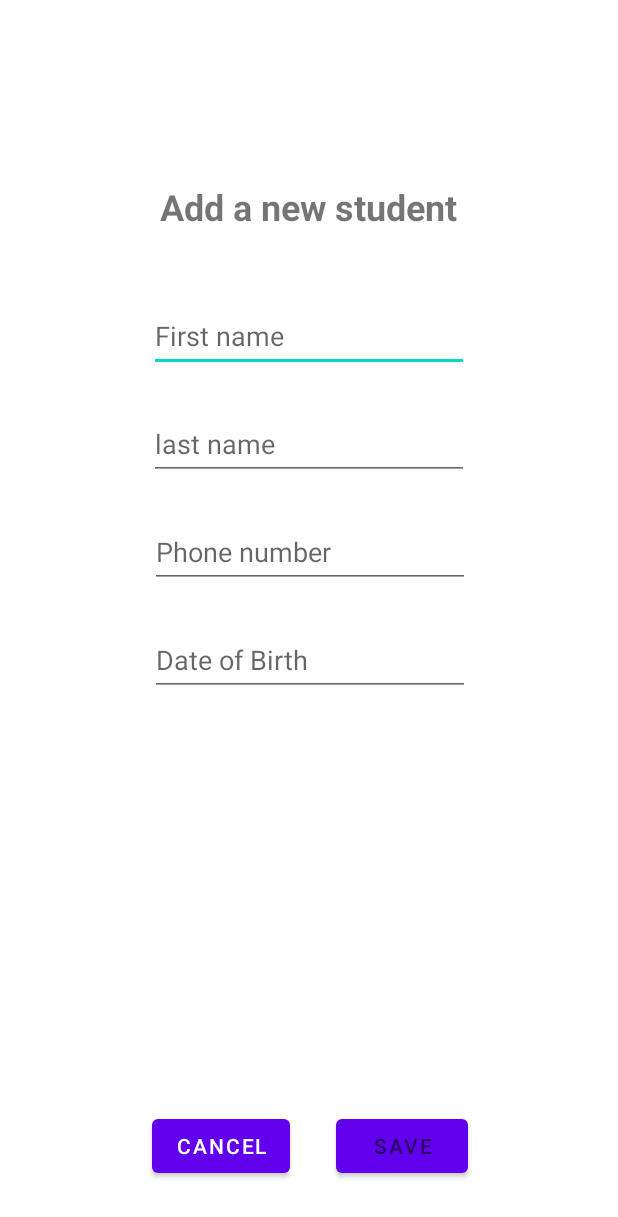
After one commit to WesselBruijnes/StudentTracker, an Android app: the AddStudentActivity screen opened directly, with no data from a screen before it, on a phone screen of 412 x 824 dp. The commit adds this screen. Shown: the top 1217 px of the screen. Run offline under Robolectric (Android 15) with nearby library versions, the phone set to English and light mode, and no system bars.

Commit message:
Add student activity

```diff
--- a/app/src/main/AndroidManifest.xml
+++ b/app/src/main/AndroidManifest.xml
@@ -11,6 +11,10 @@
         android:roundIcon="@mipmap/ic_launcher_round"
         android:supportsRtl="true"
         android:theme="@style/Theme.StudentTracker.NoActionBar">
+        <activity
+            android:name=".AddStudentActivity"
+            android:windowSoftInputMode="adjustPan"
+            android:exported="true" />
         <activity
             android:name=".StudentActivity"
             android:exported="true" />
--- /dev/null
+++ b/app/src/main/java/com/bruijnes/studenttracker/AddStudentActivity.java
@@ -0,0 +1,60 @@
+package com.bruijnes.studenttracker;
+
+import static android.content.ContentValues.TAG;
+
+import android.os.Bundle;
+import android.util.Log;
+import android.widget.EditText;
+
+import androidx.appcompat.app.AppCompatActivity;
+
+import com.bruijnes.studenttracker.model.Student;
+import com.google.android.material.snackbar.Snackbar;
+
+import java.time.LocalDate;
+import java.time.ZonedDateTime;
+import java.time.format.DateTimeFormatter;
+
+public class AddStudentActivity extends AppCompatActivity {
+
+    private EditText firstName;
+    private EditText lastName;
+    private EditText phoneNumber;
+    private EditText dateOfBirth;
+
+    @Override
+    protected void onCreate(Bundle savedInstanceState) {
+        super.onCreate(savedInstanceState);
+        setContentView(R.layout.activity_add_student);
+
+        firstName = findViewById(R.id.firstName);
+        lastName = findViewById(R.id.lastName);
+        phoneNumber = findViewById(R.id.phoneNumber);
+        dateOfBirth = findViewById(R.id.dateOfBirth);
+
+        findViewById(R.id.saveButton).setOnClickListener(view -> {
+            try {
+
+                Student student = Student.builder()
+                        .firstName(firstName.getText().toString())
+                        .lastName(lastName.getText().toString())
+                        .phoneNumber(phoneNumber.getText().toString())
+                        .dateOfBirth(parseDate())
+                        .createdAt(ZonedDateTime.now())
+                        .build();
+            Snackbar.make(view, student.toString(), 2000).show();
+            // TODO: Save to firebase
+            } catch (Exception e) {
+                Log.e(TAG, "onCreate: ", e);
+                Snackbar.make(view, "Something went wrong adding student", 3000).show();
+            }
+        });
+
+    }
+
+    private LocalDate parseDate() {
+        DateTimeFormatter dtf = DateTimeFormatter.ofPattern("dd/MM/yyyy");
+        return LocalDate.parse(dateOfBirth.getText().toString(), dtf);
+    }
+
+}
--- a/app/src/main/java/com/bruijnes/studenttracker/MainActivity.java
+++ b/app/src/main/java/com/bruijnes/studenttracker/MainActivity.java
@@ -37,9 +37,7 @@ public class MainActivity extends AppCompatActivity {
         startActivity(new Intent(getApplicationContext(), StudentActivity.class));
         mFirebaseAuth = FirebaseAuth.getInstance();
         requestGoogleSignIn();
-        findViewById(R.id.sign_in_button).setOnClickListener(view -> {
-            signIn();
-        });
+        findViewById(R.id.sign_in_button).setOnClickListener(view -> signIn());
 
     }
 
--- a/app/src/main/java/com/bruijnes/studenttracker/StudentActivity.java
+++ b/app/src/main/java/com/bruijnes/studenttracker/StudentActivity.java
@@ -2,6 +2,7 @@ package com.bruijnes.studenttracker;
 
 import static android.content.ContentValues.TAG;
 
+import android.content.Intent;
 import android.os.Bundle;
 import android.util.Log;
 
@@ -11,6 +12,7 @@ import androidx.recyclerview.widget.RecyclerView;
 
 import com.bruijnes.studenttracker.adapter.StudentAdapter;
 import com.bruijnes.studenttracker.model.Student;
+import com.google.android.material.floatingactionbutton.FloatingActionButton;
 
 import java.util.ArrayList;
 import java.util.List;
@@ -24,7 +26,7 @@ public class StudentActivity extends AppCompatActivity {
 
         List<Student> students = new ArrayList<>();
         for(int i = 0; i < 50; i++) {
-            Student x = new Student();
+            Student x = Student.builder().build();
             x.setStudentId(i);
             x.setFirstName(i + " wessel");
             x.setLastName("bruijnes");
@@ -32,9 +34,15 @@ public class StudentActivity extends AppCompatActivity {
         }
         students.forEach(student1 -> Log.d(TAG, "onCreate: " + student1.toString()));
         StudentAdapter studentAdapter = new StudentAdapter(this, students);
-        RecyclerView view = findViewById(R.id.studentRecycleView);
-        view.setAdapter(studentAdapter);
-        view.setLayoutManager(new LinearLayoutManager(this));
+        RecyclerView recyclerView = findViewById(R.id.studentRecycleView);
+        recyclerView.setAdapter(studentAdapter);
+        recyclerView.setLayoutManager(new LinearLayoutManager(this));
+
+        FloatingActionButton addStudentFab = findViewById(R.id.floatingActionButton);
+        addStudentFab.setOnClickListener(view -> {
+            startActivity(new Intent(getApplicationContext(), AddStudentActivity.class));
+        });
+
 
     }
 }
--- a/app/src/main/java/com/bruijnes/studenttracker/model/Student.java
+++ b/app/src/main/java/com/bruijnes/studenttracker/model/Student.java
@@ -1,17 +1,21 @@
 package com.bruijnes.studenttracker.model;
 
+import java.time.LocalDate;
 import java.time.ZonedDateTime;
 import java.util.Date;
 import java.util.List;
 
+import lombok.Builder;
 import lombok.Data;
 
 @Data
+@Builder
 public class Student {
     private int studentId;
     private String firstName;
     private String lastName;
-    private Date dateOfBirth;
+    private String phoneNumber;
+    private LocalDate dateOfBirth;
     private List<Payment> payments;
     private List<Date>  presence;
     private ZonedDateTime createdAt;
--- /dev/null
+++ b/app/src/main/res/layout/activity_add_student.xml
@@ -0,0 +1,109 @@
+<?xml version="1.0" encoding="utf-8"?>
+<androidx.constraintlayout.widget.ConstraintLayout xmlns:android="http://schemas.android.com/apk/res/android"
+    xmlns:app="http://schemas.android.com/apk/res-auto"
+    xmlns:tools="http://schemas.android.com/tools"
+    android:layout_width="match_parent"
+    android:layout_height="match_parent"
+    tools:context=".AddStudentActivity">
+
+    <EditText
+        android:id="@+id/firstName"
+        android:layout_width="wrap_content"
+        android:layout_height="wrap_content"
+        android:layout_marginTop="200dp"
+        android:ems="10"
+        android:hint="@string/first_name"
+        android:inputType="textPersonName"
+        android:minHeight="48dp"
+        app:layout_constraintEnd_toEndOf="parent"
+        app:layout_constraintStart_toStartOf="parent"
+        app:layout_constraintTop_toTopOf="parent" />
+
+    <EditText
+        android:id="@+id/lastName"
+        android:layout_width="wrap_content"
+        android:layout_height="wrap_content"
+        android:layout_marginTop="24dp"
+        android:ems="10"
+        android:inputType="textPersonName"
+        android:minHeight="48dp"
+        android:hint="@string/last_name"
+        app:layout_constraintEnd_toEndOf="parent"
+        app:layout_constraintStart_toStartOf="parent"
+        app:layout_constraintTop_toBottomOf="@+id/firstName" />
+
+    <EditText
+        android:id="@+id/dateOfBirth"
+        android:layout_width="wrap_content"
+        android:layout_height="wrap_content"
+        android:layout_marginTop="24dp"
+        android:ems="10"
+        android:inputType="date"
+        android:minHeight="48dp"
+        android:hint="@string/date_of_birth"
+        app:layout_constraintEnd_toEndOf="parent"
+        app:layout_constraintHorizontal_bias="0.502"
+        app:layout_constraintStart_toStartOf="parent"
+        app:layout_constraintTop_toBottomOf="@+id/phoneNumber" />
+
+    <EditText
+        android:id="@+id/phoneNumber"
+        android:layout_width="wrap_content"
+        android:layout_height="wrap_content"
+        android:layout_marginTop="24dp"
+        android:ems="10"
+        android:inputType="phone"
+        android:minHeight="48dp"
+        android:hint="@string/phone_number"
+        app:layout_constraintEnd_toEndOf="parent"
+        app:layout_constraintHorizontal_bias="0.502"
+        app:layout_constraintStart_toStartOf="parent"
+        app:layout_constraintTop_toBottomOf="@+id/lastName"
+        android:importantForAutofill="no" />
+
+    <Button
+        android:id="@+id/saveButton"
+        android:layout_width="wrap_content"
+        android:layout_height="wrap_content"
+        android:layout_marginEnd="100dp"
+        android:layout_marginBottom="36dp"
+        android:hint="@string/save"
+        app:layout_constraintBottom_toBottomOf="parent"
+        app:layout_constraintEnd_toEndOf="parent" />
+
+    <Button
+        android:id="@+id/cancelButton"
+        android:layout_width="wrap_content"
+        android:layout_height="wrap_content"
+        android:layout_marginStart="100dp"
+        android:layout_marginBottom="36dp"
+        android:text="@string/cancel"
+        app:layout_constraintBottom_toBottomOf="parent"
+        app:layout_constraintEnd_toStartOf="@+id/saveButton"
+        app:layout_constraintHorizontal_bias="0.043"
+        app:layout_constraintStart_toStartOf="parent" />
+
+    <TextView
+        android:id="@+id/textView4"
+        android:layout_width="wrap_content"
+        android:layout_height="wrap_content"
+        android:text="@string/add_student"
+        android:textSize="24sp"
+        android:textStyle="bold"
+        app:layout_constraintBottom_toTopOf="@+id/firstName"
+        app:layout_constraintEnd_toEndOf="parent"
+        app:layout_constraintHorizontal_bias="0.497"
+        app:layout_constraintStart_toStartOf="parent"
+        app:layout_constraintTop_toTopOf="parent"
+        app:layout_constraintVertical_bias="0.726" />
+
+    <com.google.android.material.textfield.TextInputLayout
+        android:id="@+id/textInputLayout"
+        android:layout_width="409dp"
+        android:layout_height="wrap_content"
+        tools:layout_editor_absoluteX="1dp"
+        tools:layout_editor_absoluteY="503dp">
+
+    </com.google.android.material.textfield.TextInputLayout>
+
+</androidx.constraintlayout.widget.ConstraintLayout>
--- a/app/src/main/res/layout/activity_student.xml
+++ b/app/src/main/res/layout/activity_student.xml
@@ -13,4 +13,16 @@
         app:layout_constraintBaseline_toTopOf="parent"
         app:layout_constraintBottom_toBottomOf="parent"
         app:layout_constraintEnd_toEndOf="parent" />
+
+    <com.google.android.material.floatingactionbutton.FloatingActionButton
+        android:id="@+id/floatingActionButton"
+        android:layout_width="wrap_content"
+        android:layout_height="wrap_content"
+        android:layout_marginEnd="48dp"
+        android:layout_marginBottom="48dp"
+        android:clickable="true"
+        app:layout_constraintBottom_toBottomOf="parent"
+        app:layout_constraintEnd_toEndOf="parent"
+        app:srcCompat="@android:drawable/ic_input_add"
+        tools:ignore="SpeakableTextPresentCheck" />
 </androidx.constraintlayout.widget.ConstraintLayout>
--- a/app/src/main/res/values/strings.xml
+++ b/app/src/main/res/values/strings.xml
@@ -1,3 +1,10 @@
 <resources>
     <string name="app_name">StudentTracker</string>
+    <string name="first_name">First name</string>
+    <string name="last_name">last name</string>
+    <string name="phone_number">Phone number</string>
+    <string name="date_of_birth">Date of Birth</string>
+    <string name="save">SAVE</string>
+    <string name="cancel">CANCEL</string>
+    <string name="add_student">Add a new student</string>
 </resources>
```
